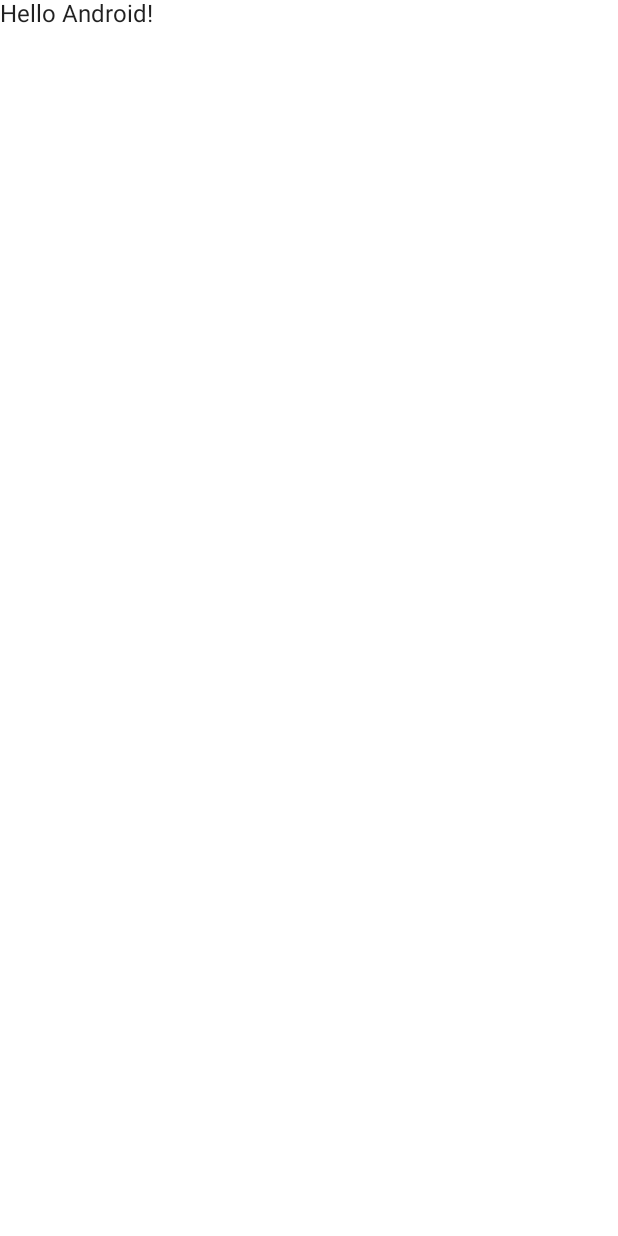
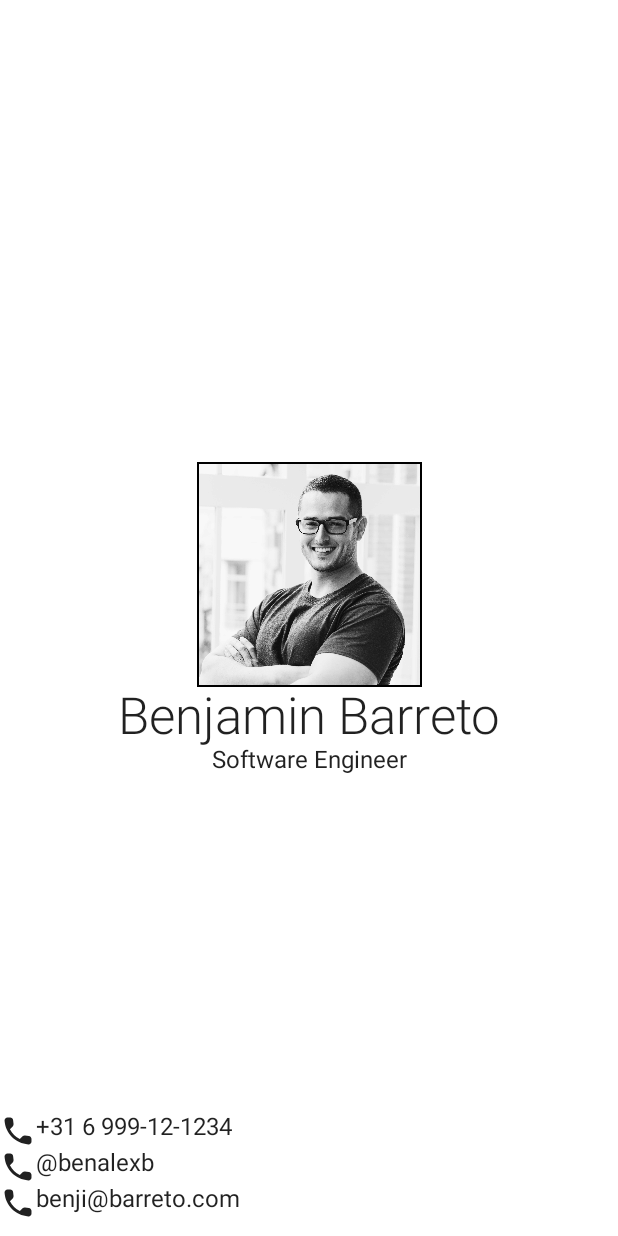
Before and after one commit to benalexb/android-lab, an Android app built with Jetpack Compose: the screen it shows after launch (MainActivity), on a phone screen of 412 x 824 dp. Before the commit the screen is almost empty. Run offline under Robolectric (Android 15) with nearby library versions, the phone set to English and light mode, and no system bars.

Commit message:
Added skeleton

```diff
--- a/BusinessCard/app/src/main/java/com/example/businesscard/MainActivity.kt
+++ b/BusinessCard/app/src/main/java/com/example/businesscard/MainActivity.kt
@@ -3,13 +3,26 @@ package com.example.businesscard
 import android.os.Bundle
 import androidx.activity.ComponentActivity
 import androidx.activity.compose.setContent
-import androidx.compose.foundation.layout.fillMaxSize
+import androidx.compose.foundation.BorderStroke
+import androidx.compose.foundation.Image
+import androidx.compose.foundation.border
+import androidx.compose.foundation.layout.*
+import androidx.compose.material.Icon
 import androidx.compose.material.MaterialTheme
 import androidx.compose.material.Surface
 import androidx.compose.material.Text
+import androidx.compose.material.icons.Icons
+import androidx.compose.material.icons.rounded.Phone
 import androidx.compose.runtime.Composable
+import androidx.compose.ui.Alignment
 import androidx.compose.ui.Modifier
+import androidx.compose.ui.graphics.Color
+import androidx.compose.ui.graphics.vector.ImageVector
+import androidx.compose.ui.res.painterResource
+import androidx.compose.ui.text.font.FontWeight
 import androidx.compose.ui.tooling.preview.Preview
+import androidx.compose.ui.unit.dp
+import androidx.compose.ui.unit.sp
 import com.example.businesscard.ui.theme.BusinessCardTheme
 
 class MainActivity : ComponentActivity() {
@@ -19,7 +32,7 @@ class MainActivity : ComponentActivity() {
             BusinessCardTheme {
                 // A surface container using the 'background' color from the theme
                 Surface(modifier = Modifier.fillMaxSize(), color = MaterialTheme.colors.background) {
-                    Greeting("Android")
+                    BusinessCard()
                 }
             }
         }
@@ -27,14 +40,90 @@ class MainActivity : ComponentActivity() {
 }
 
 @Composable
-fun Greeting(name: String) {
-    Text(text = "Hello $name!")
+fun NameSection(
+    name: String,
+    title: String,
+    picture: Int
+) {
+    val image = painterResource(picture)
+    val imageModifier = Modifier
+        .size(150.dp)
+        .border(BorderStroke(1.dp, Color.Black))
+    Row {
+        Column(
+            modifier = Modifier.fillMaxSize(),
+            verticalArrangement = Arrangement.Center,
+            horizontalAlignment = Alignment.CenterHorizontally
+        ) {
+            Image(
+                painter = image,
+                contentDescription = null,
+                modifier = imageModifier
+            )
+            Text(
+                text = name,
+                fontSize = 34.sp,
+                fontWeight = FontWeight.Light
+            )
+            Text(text = title)
+        }
+    }
+}
+
+@Composable
+fun ContactSection(
+    phoneNumber: String,
+    socialMedia: String,
+    emailAddress: String
+) {
+    Row(
+        modifier = Modifier
+            .padding(bottom = 10.dp)
+    ) {
+        Column(
+            modifier = Modifier.fillMaxSize(),
+            verticalArrangement = Arrangement.Bottom,
+            horizontalAlignment = Alignment.CenterHorizontally
+        ) {
+            ContactRow(value = phoneNumber, icon = Icons.Rounded.Phone)
+            ContactRow(value = socialMedia, icon = Icons.Rounded.Phone)
+            ContactRow(value = emailAddress, icon = Icons.Rounded.Phone)
+        }
+    }
+}
+
+@Composable
+fun ContactRow(
+    value: String,
+    icon: ImageVector
+) {
+    Row(
+        modifier = Modifier
+            .fillMaxWidth()
+    ) {
+        Icon(icon, contentDescription = null)
+        Text(text = value)
+    }
+}
+
+@Composable
+fun BusinessCard() {
+    NameSection(
+        name = "Benjamin Barreto",
+        title = "Software Engineer",
+        picture = R.drawable.ben
+    )
+    ContactSection(
+        phoneNumber = "+31 6 999-12-1234",
+        socialMedia = "@benalexb",
+        emailAddress = "benji@barreto.com"
+    )
 }
 
 @Preview(showBackground = true)
 @Composable
 fun DefaultPreview() {
     BusinessCardTheme {
-        Greeting("Android")
+        BusinessCard()
     }
 }
```
Also changed, not shown: BusinessCard/app/src/main/res/drawable-nodpi/ben.JPG (added).
